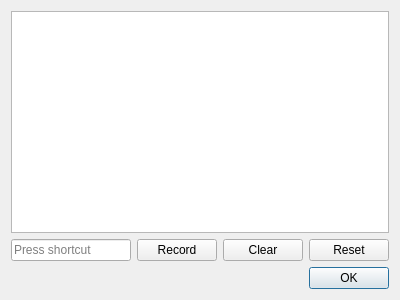
Qt form Qt/ApplicationComponents/Resources/UI/pqCustomizeShortcutsDialog.ui (Kitware/ParaView) before a commit.
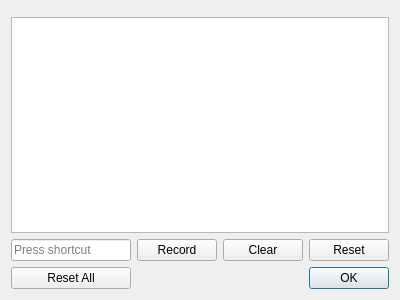
The same form after that commit. Custom widgets are drawn as their Qt base class.

Commit message: Add a Reset All button to the custom shortcuts dialog

The edit to the form file:
```diff
--- a/Qt/ApplicationComponents/Resources/UI/pqCustomizeShortcutsDialog.ui
+++ b/Qt/ApplicationComponents/Resources/UI/pqCustomizeShortcutsDialog.ui
@@ -20,6 +20,9 @@
    <string>Dialog</string>
   </property>
   <layout class="QVBoxLayout" name="verticalLayout">
+   <item>
+    <widget class="pqSearchBox" name="searchBox" native="true"/>
+   </item>
    <item>
     <widget class="QTreeView" name="treeView">
      <property name="horizontalScrollBarPolicy">
@@ -110,8 +113,15 @@
         </property>
        </widget>
       </item>
-      <item row="1" column="0" colspan="3">
-       <widget class="pqSearchBox" name="searchBox" native="true"/>
+      <item row="1" column="0">
+       <widget class="QPushButton" name="resetAllButton">
+        <property name="toolTip">
+         <string>Resets the shortcuts for all actions to the default or clears the shortcut if there is no default.</string>
+        </property>
+        <property name="text">
+         <string>Reset All</string>
+        </property>
+       </widget>
       </item>
      </layout>
     </widget>
```
The commit also changes 2 other files.
